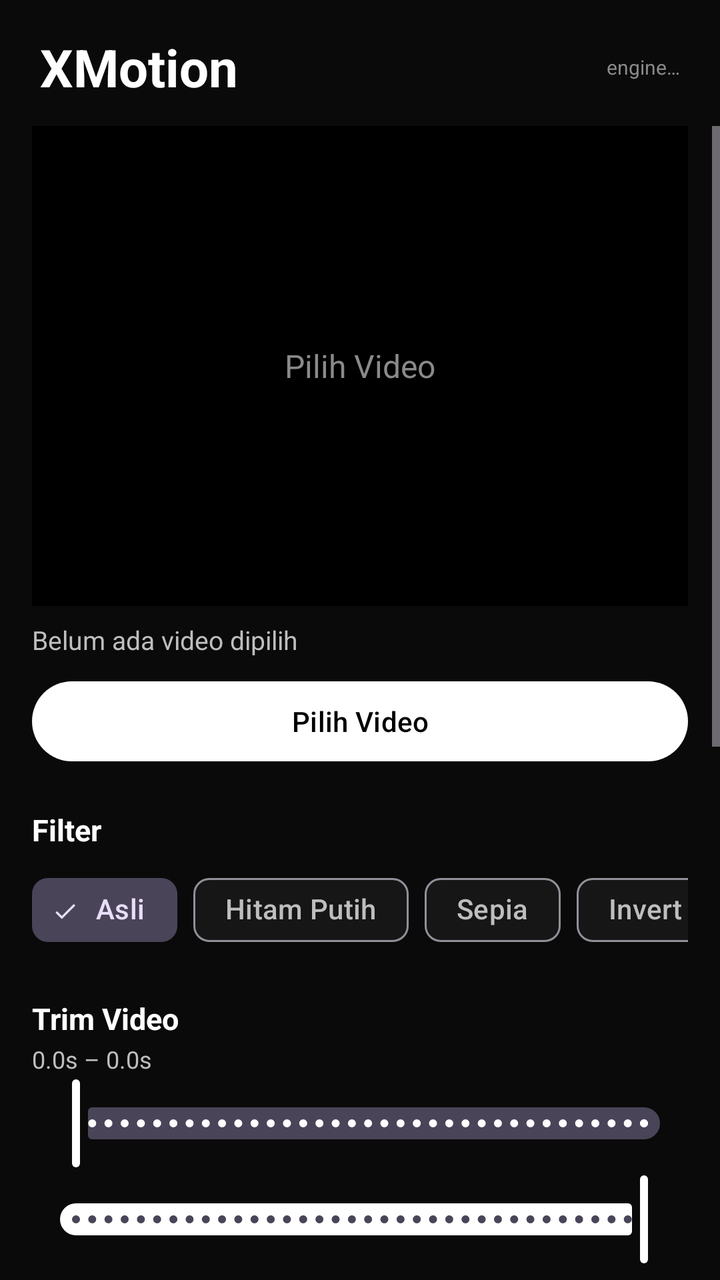
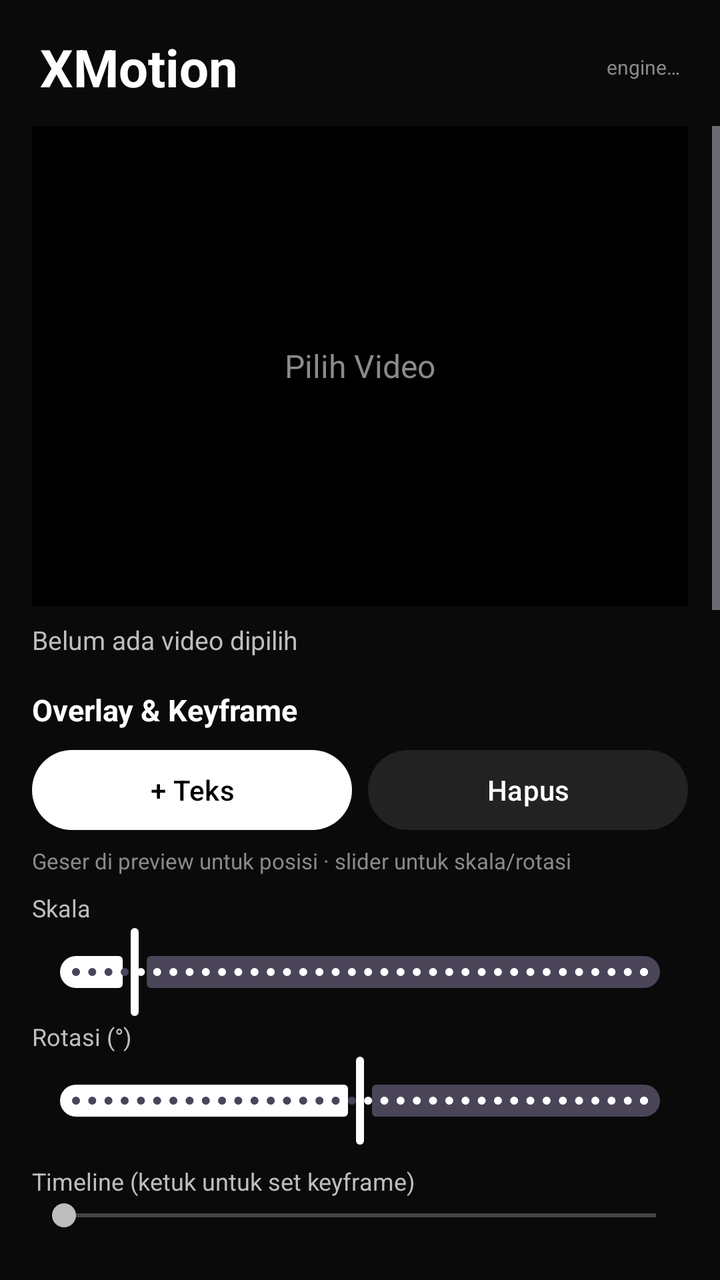

The first picture is an Android layout as it rendered before a commit; the second is the same layout after the commit. The layout source and the unified diff follow.
<!-- AndroidManifest.xml: application theme Theme.XMotion -->
<!-- res/layout/activity_main.xml -->
<?xml version="1.0" encoding="utf-8"?>
<LinearLayout xmlns:android="http://schemas.android.com/apk/res/android"
    xmlns:app="http://schemas.android.com/apk/res-auto"
    xmlns:tools="http://schemas.android.com/tools"
    android:layout_width="match_parent"
    android:layout_height="match_parent"
    android:background="@color/near_black"
    android:orientation="vertical"
    tools:context=".MainActivity">

    
    <LinearLayout
        android:layout_width="match_parent"
        android:layout_height="wrap_content"
        android:orientation="horizontal"
        android:gravity="center_vertical"
        android:paddingStart="20dp"
        android:paddingEnd="20dp"
        android:paddingTop="16dp"
        android:paddingBottom="12dp">

        <TextView
            android:layout_width="wrap_content"
            android:layout_height="wrap_content"
            android:text="XMotion"
            android:textColor="@color/white"
            android:textSize="26sp"
            android:textStyle="bold" />

        <View
            android:layout_width="0dp"
            android:layout_height="1dp"
            android:layout_weight="1" />

        <TextView
            android:id="@+id/txtNativeInfo"
            android:layout_width="wrap_content"
            android:layout_height="wrap_content"
            android:text="engine…"
            android:textColor="@color/gray"
            android:textSize="10sp" />
    </LinearLayout>

    <ScrollView
        android:layout_width="match_parent"
        android:layout_height="0dp"
        android:layout_weight="1"
        android:fillViewport="true">

        <LinearLayout
            android:layout_width="match_parent"
            android:layout_height="wrap_content"
            android:orientation="vertical"
            android:paddingStart="16dp"
            android:paddingEnd="16dp"
            android:paddingBottom="24dp">

            
            <FrameLayout
                android:id="@+id/previewContainer"
                android:layout_width="match_parent"
                android:layout_height="240dp"
                android:background="@color/black"
                android:clickable="true"
                android:onClick="togglePreview">

                <ImageView
                    android:id="@+id/imgPreview"
                    android:layout_width="match_parent"
                    android:layout_height="match_parent"
                    android:contentDescription="Preview"
                    android:scaleType="centerInside"
                    android:visibility="gone" />

                <androidx.media3.ui.PlayerView
                    android:id="@+id/playerView"
                    android:layout_width="match_parent"
                    android:layout_height="match_parent"
                    android:visibility="gone" />

                <TextView
                    android:id="@+id/txtTapPreview"
                    android:layout_width="wrap_content"
                    android:layout_height="wrap_content"
                    android:layout_gravity="center"
                    android:text="@string/pick_video"
                    android:textColor="@color/gray"
                    android:textSize="16sp" />
            </FrameLayout>

            <TextView
                android:id="@+id/txtVideoInfo"
                android:layout_width="match_parent"
                android:layout_height="wrap_content"
                android:layout_marginTop="8dp"
                android:text="@string/no_video"
                android:textColor="@color/gray_light"
                android:textSize="13sp" />

            <com.google.android.material.button.MaterialButton
                android:id="@+id/btnPick"
                android:layout_width="match_parent"
                android:layout_height="wrap_content"
                android:layout_marginTop="8dp"
                android:text="@string/pick_video"
                android:textColor="@color/black"
                app:backgroundTint="@color/white" />

            
            <TextView
                android:id="@+id/lblFilter"
                android:layout_width="wrap_content"
                android:layout_height="wrap_content"
                android:layout_marginTop="20dp"
                android:text="@string/filter_section"
                android:textColor="@color/white"
                android:textSize="15sp"
                android:textStyle="bold" />

            <HorizontalScrollView
                android:layout_width="match_parent"
                android:layout_height="wrap_content"
                android:layout_marginTop="6dp"
                android:scrollbars="none">

                <com.google.android.material.chip.ChipGroup
                    android:id="@+id/chipFilter"
                    android:layout_width="wrap_content"
                    android:layout_height="wrap_content"
                    app:singleLine="true"
                    app:selectionRequired="true">

                    <com.google.android.material.chip.Chip
                        style="@style/Widget.Material3.Chip.Filter"
                        android:layout_width="wrap_content"
                        android:layout_height="wrap_content"
                        android:id="@+id/id_0"
                        android:text="@string/filter_original"
                        android:checked="true" />
                    <com.google.android.material.chip.Chip
                        style="@style/Widget.Material3.Chip.Filter"
                        android:layout_width="wrap_content"
                        android:layout_height="wrap_content"
                        android:id="@+id/id_1"
                        android:text="@string/filter_bw" />
                    <com.google.android.material.chip.Chip
                        style="@style/Widget.Material3.Chip.Filter"
                        android:layout_width="wrap_content"
                        android:layout_height="wrap_content"
                        android:id="@+id/id_2"
                        android:text="@string/filter_sepia" />
                    <com.google.android.material.chip.Chip
                        style="@style/Widget.Material3.Chip.Filter"
                        android:layout_width="wrap_content"
                        android:layout_height="wrap_content"
                        android:id="@+id/id_3"
                        android:text="@string/filter_invert" />
                    <com.google.android.material.chip.Chip
                        style="@style/Widget.Material3.Chip.Filter"
                        android:layout_width="wrap_content"
                        android:layout_height="wrap_content"
                        android:id="@+id/id_4"
                        android:text="@string/filter_vivid" />
                    <com.google.android.material.chip.Chip
                        style="@style/Widget.Material3.Chip.Filter"
                        android:layout_width="wrap_content"
                        android:layout_height="wrap_content"
                        android:id="@+id/id_5"
                        android:text="@string/filter_blur" />
                </com.google.android.material.chip.ChipGroup>
            </HorizontalScrollView>

            
            <TextView
                android:layout_width="wrap_content"
                android:layout_height="wrap_content"
                android:layout_marginTop="20dp"
                android:text="@string/trim_section"
                android:textColor="@color/white"
                android:textSize="15sp"
                android:textStyle="bold" />

            <TextView
                android:id="@+id/txtTrim"
                android:layout_width="match_parent"
                android:layout_height="wrap_content"
                android:layout_marginTop="2dp"
                android:text="0.0s – 0.0s"
                android:textColor="@color/gray_light"
                android:textSize="12sp" />

            <com.google.android.material.slider.Slider
                android:id="@+id/slTrimStart"
                android:layout_width="match_parent"
                android:layout_height="wrap_content"
                android:valueFrom="0"
                android:valueTo="100"
                android:stepSize="0.1"
                android:value="0" />

            <com.google.android.material.slider.Slider
                android:id="@+id/slTrimEnd"
                android:layout_width="match_parent"
                android:layout_height="wrap_content"
                android:valueFrom="0"
                android:valueTo="100"
                android:stepSize="0.1"
                android:value="100" />

            
            <TextView
                android:layout_width="wrap_content"
                android:layout_height="wrap_content"
                android:layout_marginTop="16dp"
                android:text="@string/ratio_section"
                android:textColor="@color/white"
                android:textSize="15sp"
                android:textStyle="bold" />

            <com.google.android.material.chip.ChipGroup
                android:id="@+id/chipRatio"
                android:layout_width="match_parent"
                android:layout_height="wrap_content"
                android:layout_marginTop="6dp"
                app:selectionRequired="true"
                app:singleSelection="true">

                <com.google.android.material.chip.Chip
                    style="@style/Widget.Material3.Chip.Filter"
                    android:layout_width="wrap_content"
                    android:layout_height="wrap_content"
                    android:id="@+id/id_10"
                    android:text="Asli"
                    android:checked="true" />
                <com.google.android.material.chip.Chip
                    style="@style/Widget.Material3.Chip.Filter"
                    android:layout_width="wrap_content"
                    android:layout_height="wrap_content"
                    android:id="@+id/id_6"
                    android:text="1:1" />
                <com.google.android.material.chip.Chip
                    style="@style/Widget.Material3.Chip.Filter"
                    android:layout_width="wrap_content"
                    android:layout_height="wrap_content"
                    android:id="@+id/id_7"
                    android:text="9:16" />
                <com.google.android.material.chip.Chip
                    style="@style/Widget.Material3.Chip.Filter"
                    android:layout_width="wrap_content"
                    android:layout_height="wrap_content"
                    android:id="@+id/id_8"
                    android:text="16:9" />
                <com.google.android.material.chip.Chip
                    style="@style/Widget.Material3.Chip.Filter"
                    android:layout_width="wrap_content"
                    android:layout_height="wrap_content"
                    android:id="@+id/id_9"
                    android:text="4:5" />
            </com.google.android.material.chip.ChipGroup>

            
            <TextView
                android:id="@+id/lblOutput"
                android:layout_width="wrap_content"
                android:layout_height="wrap_content"
                android:layout_marginTop="16dp"
                android:text="@string/output_section"
                android:textColor="@color/white"
                android:textSize="15sp"
                android:textStyle="bold" />

            <Spinner
                android:id="@+id/spRes"
                android:layout_width="match_parent"
                android:layout_height="wrap_content"
                android:layout_marginTop="4dp" />

            <Spinner
                android:id="@+id/spQuality"
                android:layout_width="match_parent"
                android:layout_height="wrap_content"
                android:layout_marginTop="4dp" />

            <Spinner
                android:id="@+id/spFps"
                android:layout_width="match_parent"
                android:layout_height="wrap_content"
                android:layout_marginTop="4dp" />

            <com.google.android.material.materialswitch.MaterialSwitch
                android:id="@+id/swHevc"
                android:layout_width="match_parent"
                android:layout_height="wrap_content"
                android:layout_marginTop="6dp"
                android:text="@string/hevc_label"
                android:textColor="@color/white" />

            
            <com.google.android.material.button.MaterialButton
                android:id="@+id/btnConvertPhoto"
                android:layout_width="match_parent"
                android:layout_height="wrap_content"
                android:layout_marginTop="18dp"
                android:text="@string/convert_photo"
                android:textColor="@color/white"
                app:backgroundTint="@color/surface_light" />

            <com.google.android.material.button.MaterialButton
                android:id="@+id/btnCompress"
                android:layout_width="match_parent"
                android:layout_height="wrap_content"
                android:layout_marginTop="10dp"
                android:text="@string/compress"
                android:textColor="@color/black"
                android:textSize="16sp"
                android:textStyle="bold"
                app:backgroundTint="@color/white" />

            <TextView
                android:id="@+id/txtProgressLabel"
                android:layout_width="match_parent"
                android:layout_height="wrap_content"
                android:layout_marginTop="14dp"
                android:text=""
                android:textColor="@color/gray_light"
                android:textSize="13sp"
                android:visibility="gone" />

            <ProgressBar
                android:id="@+id/progress"
                style="?android:attr/progressBarStyleHorizontal"
                android:layout_width="match_parent"
                android:layout_height="wrap_content"
                android:layout_marginTop="8dp"
                android:max="100"
                android:progress="0"
                android:visibility="gone" />

            <TextView
                android:id="@+id/txtResult"
                android:layout_width="match_parent"
                android:layout_height="wrap_content"
                android:layout_marginTop="16dp"
                android:text=""
                android:textColor="@color/white"
                android:textSize="13sp" />
        </LinearLayout>
    </ScrollView>
</LinearLayout>
<!-- resources referenced by this layout -->
<resources>
  <color name="black">#FF000000</color>
  <color name="gray">#FF8A8A8A</color>
  <color name="gray_light">#FFBEBEBE</color>
  <color name="near_black">#FF0A0A0A</color>
  <color name="surface_light">#FF222222</color>
  <color name="white">#FFFFFFFF</color>
  <string name="compress">Kompres &amp; Ekspor</string>
  <string name="convert_photo">Jadikan Foto (Live Photo Style)</string>
  <string name="filter_blur">Blur</string>
  <string name="filter_bw">Hitam Putih</string>
  <string name="filter_invert">Invert</string>
  <string name="filter_original">Asli</string>
  <string name="filter_section">Filter</string>
  <string name="filter_sepia">Sepia</string>
  <string name="filter_vivid">Vivid</string>
  <string name="hevc_label">Codec HEVC (H.265)</string>
  <string name="no_video">Belum ada video dipilih</string>
  <string name="output_section">Output</string>
  <string name="pick_video">Pilih Video</string>
  <string name="ratio_section">Rasio</string>
  <string name="trim_section">Trim Video</string>
  <style name="Theme.XMotion" parent="Theme.Material3.Dark.NoActionBar">
          <item name="colorPrimary">@color/white</item>
          <item name="colorOnPrimary">@color/black</item>
          <item name="colorSecondary">@color/gray_light</item>
          <item name="colorOnSecondary">@color/black</item>
          <item name="colorSurface">@color/surface</item>
          <item name="colorOnSurface">@color/white</item>
          <item name="colorSurfaceVariant">@color/surface_light</item>
          <item name="colorOnSurfaceVariant">@color/gray_light</item>
          <item name="android:statusBarColor">@color/black</item>
          <item name="android:navigationBarColor">@color/black</item>
          <item name="android:windowBackground">@color/near_black</item>
      </style>
  <color name="surface">#FF161616</color>
</resources>

<!-- the commit's change to res/layout/activity_main.xml (unified diff, before → after) -->
@@ -97,6 +97,106 @@
                 android:textColor="@color/gray_light"
                 android:textSize="13sp" />
 
+            
+            <TextView
+                android:layout_width="wrap_content"
+                android:layout_height="wrap_content"
+                android:layout_marginTop="16dp"
+                android:text="Overlay &amp; Keyframe"
+                android:textColor="@color/white"
+                android:textSize="15sp"
+                android:textStyle="bold" />
+
+            <LinearLayout
+                android:layout_width="match_parent"
+                android:layout_height="wrap_content"
+                android:orientation="horizontal"
+                android:layout_marginTop="6dp">
+
+                <com.google.android.material.button.MaterialButton
+                    android:id="@+id/btnAddText"
+                    android:layout_width="0dp"
+                    android:layout_height="wrap_content"
+                    android:layout_weight="1"
+                    android:layout_marginEnd="4dp"
+                    android:text="+ Teks"
+                    android:textColor="@color/black"
+                    app:backgroundTint="@color/white" />
+
+                <com.google.android.material.button.MaterialButton
+                    android:id="@+id/btnDelOverlay"
+                    android:layout_width="0dp"
+                    android:layout_height="wrap_content"
+                    android:layout_weight="1"
+                    android:layout_marginStart="4dp"
+                    android:text="Hapus"
+                    android:textColor="@color/white"
+                    app:backgroundTint="@color/surface_light" />
+            </LinearLayout>
+
+            <TextView
+                android:id="@+id/txtOverlayHint"
+                android:layout_width="match_parent"
+                android:layout_height="wrap_content"
+                android:layout_marginTop="4dp"
+                android:text="Geser di preview untuk posisi · slider untuk skala/rotasi"
+                android:textColor="@color/gray"
+                android:textSize="11sp" />
+
+            <TextView
+                android:layout_width="wrap_content"
+                android:layout_height="wrap_content"
+                android:layout_marginTop="8dp"
+                android:text="Skala"
+                android:textColor="@color/gray_light"
+                android:textSize="12sp" />
+            <com.google.android.material.slider.Slider
+                android:id="@+id/slScale"
+                android:layout_width="match_parent"
+                android:layout_height="wrap_content"
+                android:valueFrom="0.1"
+                android:valueTo="3.0"
+                android:stepSize="0.01"
+                android:value="0.4" />
+
+            <TextView
+                android:layout_width="wrap_content"
+                android:layout_height="wrap_content"
+                android:text="Rotasi (°)"
+                android:textColor="@color/gray_light"
+                android:textSize="12sp" />
+            <com.google.android.material.slider.Slider
+                android:id="@+id/slRot"
+                android:layout_width="match_parent"
+                android:layout_height="wrap_content"
+                android:valueFrom="-180"
+                android:valueTo="180"
+                android:stepSize="1"
+                android:value="0" />
+
+            <TextView
+                android:layout_width="wrap_content"
+                android:layout_height="wrap_content"
+                android:layout_marginTop="8dp"
+                android:text="Timeline (ketuk untuk set keyframe)"
+                android:textColor="@color/gray_light"
+                android:textSize="12sp" />
+            <SeekBar
+                android:id="@+id/timeline"
+                android:layout_width="match_parent"
+                android:layout_height="wrap_content"
+                android:max="1000" />
+
+            <TextView
+                android:id="@+id/txtOverlayInfo"
+                android:layout_width="match_parent"
+                android:layout_height="wrap_content"
+                android:text=""
+                android:textColor="@color/gray"
+                android:textSize="11sp" />
+
+
+
             <com.google.android.material.button.MaterialButton
                 android:id="@+id/btnPick"
                 android:layout_width="match_parent"
